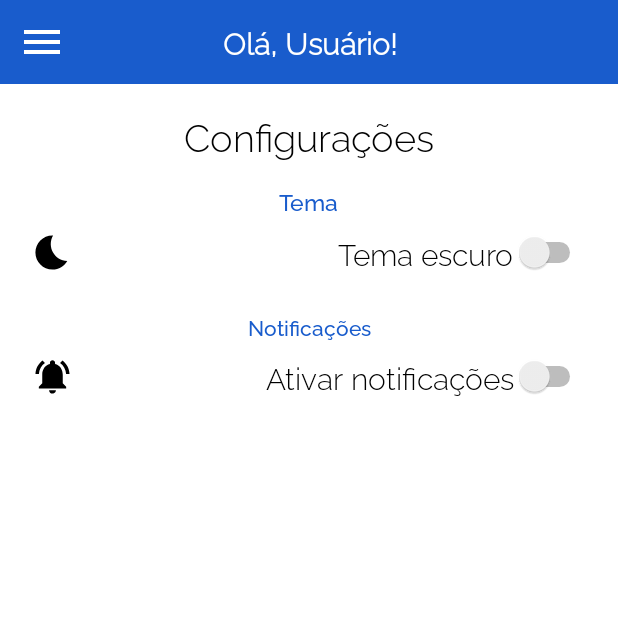
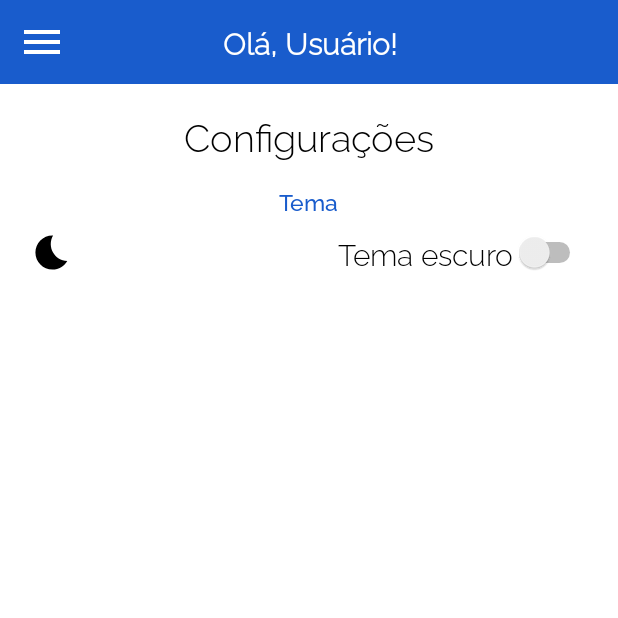
Before and after one commit to N1ck120/Alimente-se-bem, an Android app: the Config screen opened directly, with no data from a screen before it, on a phone screen of 412 x 824 dp, the top half of it. Run offline under Robolectric (Android 15) with nearby library versions, the phone set to English and light mode, and no system bars.

Commit message:
Quick-fix -Notificações desabilitadas temporariamente -Correção de bugs

```diff
--- a/app/src/main/res/layout/activity_config.xml
+++ b/app/src/main/res/layout/activity_config.xml
@@ -81,7 +81,8 @@
                     app:layout_constraintBottom_toTopOf="@+id/switch2"
                     app:layout_constraintEnd_toEndOf="parent"
                     app:layout_constraintHorizontal_bias="0.5"
-                    app:layout_constraintStart_toStartOf="parent" />
+                    app:layout_constraintStart_toStartOf="parent"
+                    android:visibility="invisible"/>
 
                 <Switch
                     android:id="@+id/switch2"
@@ -95,7 +96,8 @@
                     android:textSize="20sp"
                     app:layout_constraintEnd_toEndOf="parent"
                     app:layout_constraintTop_toBottomOf="@+id/switch1"
-                    tools:checked="true" />
+                    tools:checked="true"
+                    android:visibility="invisible"/>
 
                 <ImageView
                     android:layout_width="27dp"
@@ -105,7 +107,8 @@
                     app:layout_constraintStart_toStartOf="parent"
                     app:layout_constraintTop_toTopOf="@+id/switch2"
                     app:srcCompat="@drawable/ic_notif"
-                    android:contentDescription="TODO" />
+                    android:contentDescription="TODO"
+                    android:visibility="invisible"/>
 
             </androidx.constraintlayout.widget.ConstraintLayout>
         </LinearLayout>
--- a/app/src/main/res/values/strings.xml
+++ b/app/src/main/res/values/strings.xml
@@ -184,8 +184,7 @@
         1 colher de sopa de Achocolatado comum
         1 unidade de bombom
     </string>
-    <string name="texto_introducao">
-        NOME DO APP foi desenvolvido com intuito de informar sobre os
+    <string name="texto_introducao"><b>Alimente-se bem</b> foi desenvolvido com intuito de informar sobre os
 alimentos que ingerimos diariamente. Todo conteúdo disponível
 no aplicativo foi coletado por meio de pesquisas efetuadas via internet,
         rótulos de alimentos, pesquisas cientificas e órgãos governamentais.
```
Also changed, not shown: app/src/main/java/com/example/tcc/MainActivity.java (+44 -6 lines), app/src/main/res/layout/activity_login.xml (+1 -10 lines).
